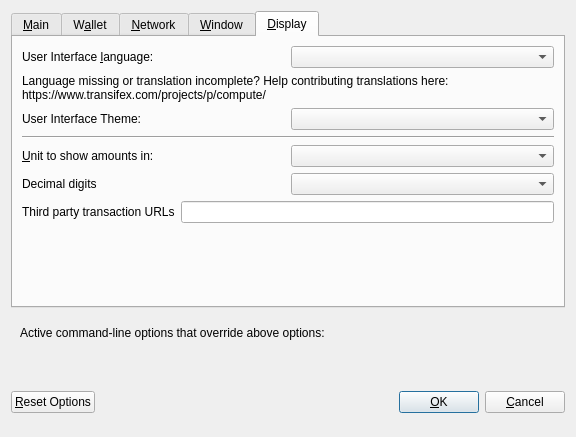
First picture: the form in src/qt/forms/optionsdialog.ui, repository minblock/compute, before the edit.
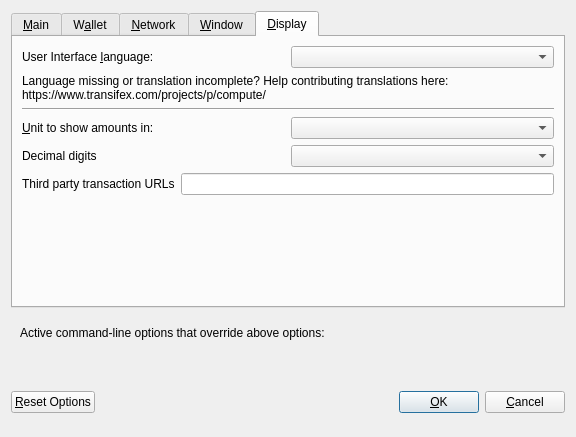
Second picture: the form after the edit. The open tabs and pages were chosen to show the change. Custom widgets are drawn as their Qt base class.

The edit to the form file:
```diff
--- a/src/qt/forms/optionsdialog.ui
+++ b/src/qt/forms/optionsdialog.ui
@@ -7,7 +7,7 @@
     <x>0</x>
     <y>0</y>
     <width>576</width>
-    <height>402</height>
+    <height>411</height>
    </rect>
   </property>
   <property name="windowTitle">
@@ -716,20 +716,6 @@
          </property>
         </widget>
        </item>
-       <item>
-        <layout class="QHBoxLayout" name="horizontalLayout_4_Display" stretch="0,0">
-         <item>
-          <widget class="QLabel" name="themeLabel">
-           <property name="text">
-            <string>User Interface Theme:</string>
-           </property>
-          </widget>
-         </item>
-         <item>
-          <widget class="QValueComboBox" name="theme"/>
-         </item>
-        </layout>
-       </item>
        <item>
         <widget class="Line" name="line">
          <property name="orientation">
```
Left out of the diff: 2 changed lines with no effect on the pictures.
